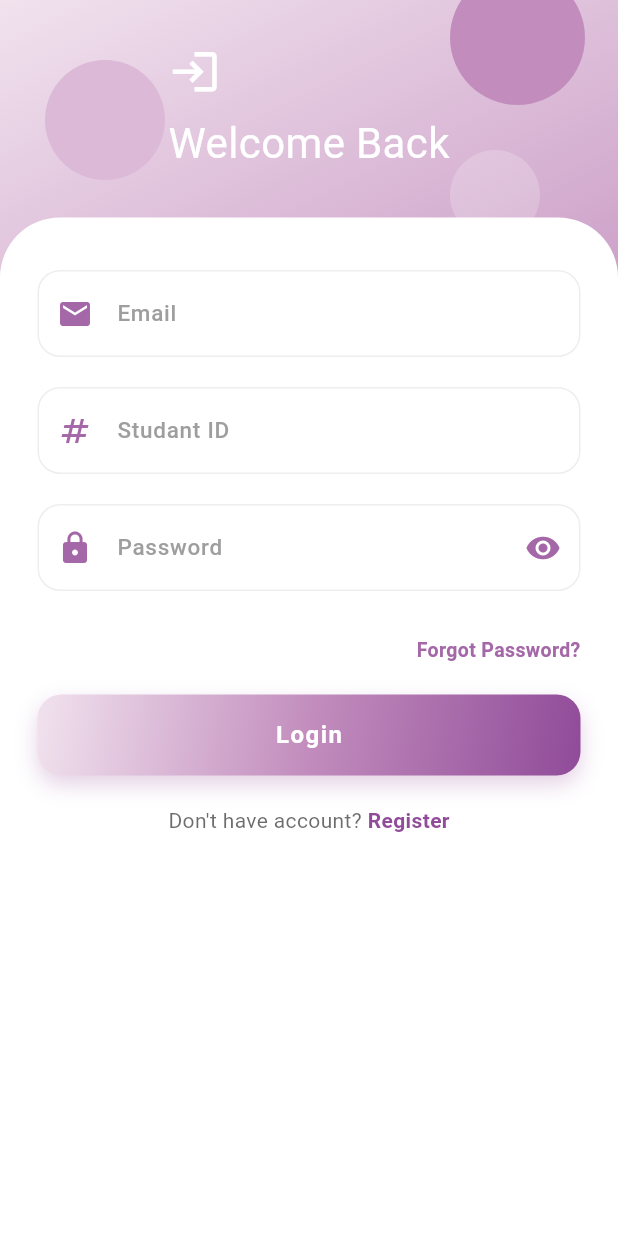
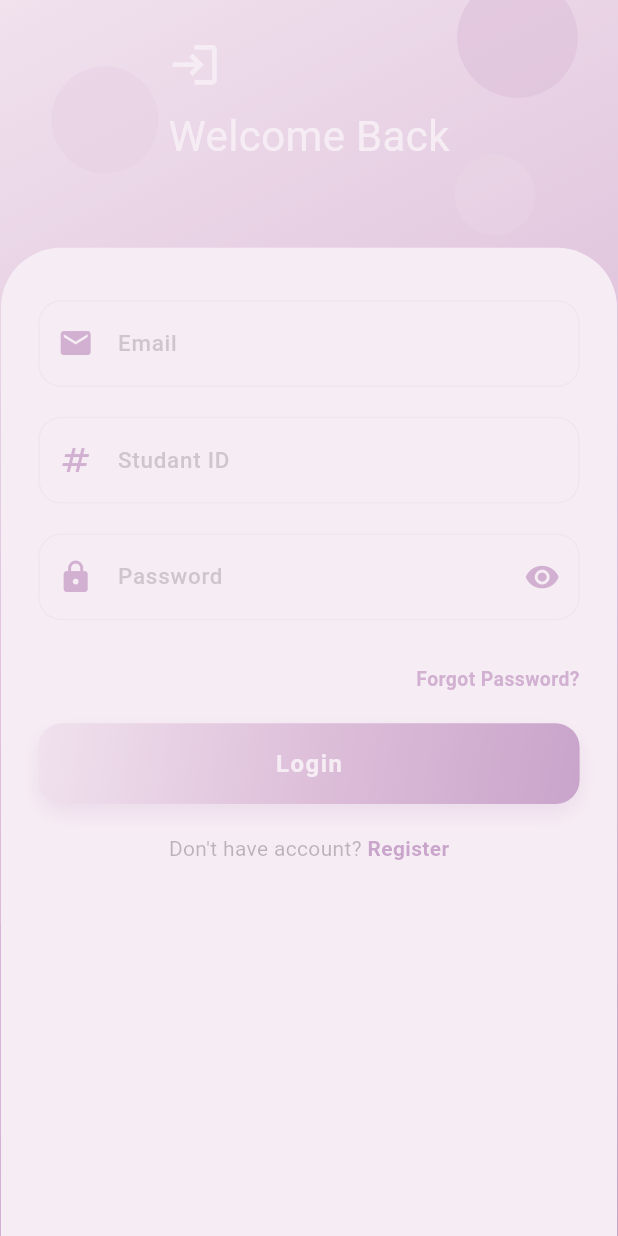
Before and after one commit to Lubaba333/Munawebti, a Flutter app: the screen it shows after launch, after a tap on "Sign in", on a phone screen of 412 x 824 dp. Run offline on Flutter 3.47's test engine with Material 3 defaults, Android fonts, the phone set to English and light mode, and no system bars; our stand-ins replace firebase_core, firebase_messaging, flutter_local_notifications, get, image_picker, shared_preferences; accounts and stored records are empty; network calls fail.

Commit message:
dormitory_attendance  and   emergency  and  housing compliation  and   requests  2222

```diff
--- a/lib/controllers/request_controller.dart
+++ b/lib/controllers/request_controller.dart
@@ -16,7 +16,7 @@ var isLoadingRooms = false.obs;
   var requests = <dynamic>[].obs;
   var rooms = <dynamic>[].obs;
   var roomStudents = <dynamic>[].obs;
-
+var initialLoading = true.obs;
   var currentRoom = Rxn<Map<String, dynamic>>();
   var currentStudentId = RxnInt();
 
@@ -164,8 +164,9 @@ var isLoadingRooms = false.obs;
       print("❌ Get Requests Error: $e");
       requests.value = [];
     } finally {
-      isLoading.value = false;
-    }
+  isLoading.value = false;
+  initialLoading.value = false;
+}
   }
 
   Future<void> createExitRequest(ExitPermissionRequest request) async {
--- a/lib/views/home_view.dart
+++ b/lib/views/home_view.dart
@@ -48,7 +48,7 @@ class _HomeViewState extends State<HomeView> with TickerProviderStateMixin {
 
     entryController = AnimationController(
       vsync: this,
-      duration: const Duration(milliseconds: 1200),
+      duration: const Duration(milliseconds: 1900),
     );
 
     _generateRandomOffsets(20);
--- a/lib/views/login.dart
+++ b/lib/views/login.dart
@@ -8,18 +8,89 @@ import '../widgets/custom_textfield.dart';
 import '../widgets/gradient_button.dart';
 import 'register_view.dart';
 
-class LoginView extends StatelessWidget {
+class LoginView extends StatefulWidget {
   LoginView({super.key});
 
+  @override
+  State<LoginView> createState() => _LoginViewState();
+}
+
+class _LoginViewState extends State<LoginView>
+    with SingleTickerProviderStateMixin {
   final AuthController controller = Get.put(AuthController());
 
   final emailController = TextEditingController();
   final passwordController = TextEditingController();
   final studantIdController = TextEditingController();
+
+  late AnimationController _animController;
+  late Animation<double> _fade;
+  late Animation<Offset> _headerSlide;
+  late Animation<Offset> _formSlide;
+  late Animation<double> _formScale;
+
+  @override
+  void initState() {
+    super.initState();
+
+    _animController = AnimationController(
+      vsync: this,
+      duration: const Duration(milliseconds: 1900),
+    );
+
+    _fade = CurvedAnimation(
+      parent: _animController,
+      curve: Curves.easeIn,
+    );
+
+    _headerSlide = Tween<Offset>(
+      begin: const Offset(0, -0.35),
+      end: Offset.zero,
+    ).animate(
+      CurvedAnimation(
+        parent: _animController,
+        curve: Curves.easeOutCubic,
+      ),
+    );
+
+    _formSlide = Tween<Offset>(
+      begin: const Offset(0, 0.35),
+      end: Offset.zero,
+    ).animate(
+      CurvedAnimation(
+        parent: _animController,
+        curve: Curves.easeOutCubic,
+      ),
+    );
+
+    _formScale = Tween<double>(
+      begin: 0.96,
+      end: 1,
+    ).animate(
+      CurvedAnimation(
+        parent: _animController,
+        curve: Curves.easeOutCubic,
+      ),
+    );
+
+    _animController.forward();
+  }
+
+  @override
+  void dispose() {
+    _animController.dispose();
+    emailController.dispose();
+    passwordController.dispose();
+    studantIdController.dispose();
+    super.dispose();
+  }
+
   @override
   Widget build(BuildContext context) {
     return Scaffold(
-      body: Container(
+      body: FadeTransition(
+        opacity: _fade,
+        child: Container(
           decoration: const BoxDecoration(
             gradient: AppColors.mainGradient,
           ),
@@ -30,12 +101,24 @@ class LoginView extends StatelessWidget {
               SafeArea(
                 child: Column(
                   children: [
-                  _header(),
-                  Expanded(child: _form()),
+                    SlideTransition(
+                      position: _headerSlide,
+                      child: _header(),
+                    ),
+                    Expanded(
+                      child: SlideTransition(
+                        position: _formSlide,
+                        child: ScaleTransition(
+                          scale: _formScale,
+                          child: _form(),
+                        ),
+                      ),
+                    ),
                   ],
                 ),
               ),
             ],
+          ),
         ),
       ),
     );
@@ -56,12 +139,24 @@ class LoginView extends StatelessWidget {
     return Positioned(
       top: top,
       left: left,
+      child: AnimatedBuilder(
+        animation: _animController,
+        builder: (context, child) {
+          return Transform.scale(
+            scale: 0.75 + (_animController.value * 0.25),
+            child: Opacity(
+              opacity: _animController.value,
+              child: child,
+            ),
+          );
+        },
         child: Container(
           width: size,
           height: size,
           decoration: BoxDecoration(
             shape: BoxShape.circle,
             color: color,
+          ),
         ),
       ),
     );
@@ -111,16 +206,13 @@ class LoginView extends StatelessWidget {
               isPassword: true,
             ),
 
-
             const SizedBox(height: 20),
 
-
-/// 🔑 Forgot Password
             Align(
               alignment: Alignment.centerRight,
               child: GestureDetector(
                 onTap: () {
-   Get.to(() => ResetPasswordView()); // 🔥 الانتقال
+                  Get.to(() => ResetPasswordView());
                 },
                 child: const Text(
                   "Forgot Password?",
@@ -132,11 +224,12 @@ Align(
                 ),
               ),
             ),
+
             const SizedBox(height: 20),
-          Obx(() => GradientButton(
-                text: controller.isLoading.value
-                    ? "Loading..."
-                    : "Login",
+
+            Obx(
+              () => GradientButton(
+                text: controller.isLoading.value ? "Loading..." : "Login",
                 onTap: () {
                   controller.login(
                     email: emailController.text,
@@ -144,7 +237,8 @@ const SizedBox(height: 20),
                     studantid: studantIdController.text,
                   );
                 },
-              )),
+              ),
+            ),
 
             const SizedBox(height: 20),
 
@@ -154,7 +248,7 @@ const SizedBox(height: 20),
                 const Text("Don't have account? "),
                 GestureDetector(
                   onTap: () {
-                  Get.to(() => RegisterView()); // 🔥 بدون Routes
+                    Get.to(() => RegisterView());
                   },
                   child: const Text(
                     "Register",
@@ -167,7 +261,8 @@ const SizedBox(height: 20),
               ],
             ),
           ],
-      ),),
+        ),
+      ),
     );
   }
 }
--- a/lib/views/sent_requests_tab.dart
+++ b/lib/views/sent_requests_tab.dart
@@ -16,8 +16,10 @@ class SentRequestsTab extends StatelessWidget {
 @override
 Widget build(BuildContext context) {
   return Obx(() {
-      if (controller.isLoading.value && controller.requests.isEmpty) {
-        return const Center(child: CircularProgressIndicator());
+    if (controller.initialLoading.value) {
+  return const Center(
+    child: CircularProgressIndicator(),
+  );
 }
 
     final myId = controller.currentStudentId.value;
--- a/lib/views/welcome_view.dart
+++ b/lib/views/welcome_view.dart
@@ -1,11 +1,9 @@
 import 'dart:ui';
 import 'package:flutter/material.dart';
 import 'package:get/get.dart';
-import 'package:get/get_core/src/get_main.dart';
 import 'package:studants/utlis/app_colors.dart';
 import 'package:studants/views/login.dart';
 import 'package:studants/views/register_view.dart';
-import 'package:studants/widgets/gradient_button.dart';
 
 class WelcomeView extends StatefulWidget {
   const WelcomeView({super.key});
@@ -43,7 +41,6 @@ class _WelcomeViewState extends State<WelcomeView>
       duration: const Duration(milliseconds: 1800),
     );
 
-    // 🎬 Animations
     _fade = CurvedAnimation(parent: _controller, curve: Curves.easeIn);
 
     _textSlide = Tween<Offset>(
@@ -86,12 +83,12 @@ Widget build(BuildContext context) {
         builder: (context, _) {
           return Stack(
             children: [
-            // 🌈 الخلفية
               Container(
                 decoration: BoxDecoration(
                   gradient: LinearGradient(
                     colors: [
-                    const Color.fromARGB(255, 236, 223, 234).withOpacity(0.95),
+                      const Color.fromARGB(255, 236, 223, 234)
+                          .withOpacity(0.95),
                       const Color.fromARGB(255, 210, 170, 206),
                       AppColors.deepPurple,
                     ],
@@ -109,11 +106,11 @@ Widget build(BuildContext context) {
                   children: [
                     const Spacer(),
 
-                  // ✨ Glass Card + animation يرجع يشتغل صح
                     Opacity(
                       opacity: _controller.value,
                       child: Transform.translate(
-                      offset: Offset(0, 40 * (1 - _controller.value)+45),
+                        offset:
+                            Offset(0, 40 * (1 - _controller.value) + 45),
                         child: Padding(
                           padding: const EdgeInsets.symmetric(horizontal: 24),
                           child: ClipRRect(
@@ -123,7 +120,6 @@ Widget build(BuildContext context) {
                                 sigmaX: 50,
                                 sigmaY: 100,
                               ),
-
                               child: Container(
                                 padding: const EdgeInsets.all(24),
                                 decoration: BoxDecoration(
@@ -136,10 +132,10 @@ Widget build(BuildContext context) {
                                 child: Column(
                                   crossAxisAlignment: CrossAxisAlignment.start,
                                   children: [
-                                    Text(
+                                    const Text(
                                       "Welcome to Studants App",
                                       style: TextStyle(
-                                        color: const Color.fromARGB(255, 255, 255, 255),
+                                        color: Colors.white,
                                         fontSize: 21,
                                         fontWeight: FontWeight.bold,
                                       ),
@@ -147,7 +143,6 @@ Widget build(BuildContext context) {
                                     const SizedBox(height: 10),
                                     Text(
                                       "A platform designed for students to access their services with ease.\nStay informed, manage your requests, and simplify your academic experience.\nEverything you need, all in one place.",
-
                                       style: TextStyle(
                                         color: Colors.white.withOpacity(0.8),
                                         fontSize: 15,
@@ -157,7 +152,6 @@ Widget build(BuildContext context) {
                                   ],
                                 ),
                               ),
-
                             ),
                           ),
                         ),
@@ -166,34 +160,35 @@ Widget build(BuildContext context) {
 
                     const Spacer(),
 
-                  // 🔘 Buttons animation رجعت واضحة
                     Opacity(
                       opacity: _controller.value,
                       child: Transform.translate(
                         offset: Offset(0, 60 * (1 - _controller.value)),
                         child: Padding(
                           padding: const EdgeInsets.all(24),
-                        child:Row(
+                          child: Row(
                             children: [
                               Expanded(
-      child: GradientButton(
+                                child: _GlassActionButton(
                                   text: 'Sign up',
+                                  icon: Icons.person_add_alt_1,
                                   onTap: () {
-          Get.to(() =>RegisterView());
+                                    Get.to(() => RegisterView());
                                   },
                                 ),
                               ),
-    const SizedBox(width: 12),
+                              const SizedBox(width: 14),
                               Expanded(
-      child: GradientButton(
+                                child: _GlassActionButton(
                                   text: 'Sign in',
+                                  icon: Icons.login_rounded,
                                   onTap: () {
                                     Get.to(() => LoginView());
                                   },
                                 ),
                               ),
                             ],
-)
+                          ),
                         ),
                       ),
                     ),
@@ -207,18 +202,25 @@ Widget build(BuildContext context) {
     );
   }
 
-  // 🌫️ waves
   List<Widget> _buildWaves() {
     return [
       Positioned(
         top: -120,
         right: -120,
-        child: _blurCircle(const Color.fromARGB(255, 255, 229, 250), 0.50, 400),
+        child: _blurCircle(
+          const Color.fromARGB(255, 255, 229, 250),
+          0.50,
+          400,
+        ),
       ),
       Positioned(
         bottom: -160,
         left: -160,
-        child: _blurCircle(const Color.fromARGB(255, 255, 251, 255), 0.2, 500),
+        child: _blurCircle(
+          const Color.fromARGB(255, 255, 251, 255),
+          0.2,
+          500,
+        ),
       ),
     ];
   }
@@ -239,7 +241,6 @@ Widget build(BuildContext context) {
     );
   }
 
-  // 🔵 spheres
   List<Widget> _buildSpheres(double w, double h) {
     return List.generate(5, (i) {
       return AnimatedBuilder(
@@ -271,6 +272,70 @@ Widget build(BuildContext context) {
       );
     });
   }
+}
 
+class _GlassActionButton extends StatelessWidget {
+  final String text;
+  final IconData icon;
+  final VoidCallback onTap;
 
+  const _GlassActionButton({
+    required this.text,
+    required this.icon,
+    required this.onTap,
+  });
+
+  @override
+  Widget build(BuildContext context) {
+    return ClipRRect(
+      borderRadius: BorderRadius.circular(28),
+      child: BackdropFilter(
+        filter: ImageFilter.blur(sigmaX: 18, sigmaY: 18),
+        child: InkWell(
+          onTap: onTap,
+          borderRadius: BorderRadius.circular(28),
+          child: Container(
+            height: 66,
+            decoration: BoxDecoration(
+              borderRadius: BorderRadius.circular(28),
+              gradient: LinearGradient(
+                colors: [
+                  Colors.white.withOpacity(0.48),
+                  AppColors.deepPurple.withOpacity(0.58),
+                ],
+                begin: Alignment.centerLeft,
+                end: Alignment.centerRight,
+              ),
+              border: Border.all(
+                color: Colors.white.withOpacity(0.35),
+              ),
+              boxShadow: [
+                BoxShadow(
+                  color: AppColors.deepPurple.withOpacity(0.28),
+                  blurRadius: 22,
+                  offset: const Offset(0, 10),
+                ),
+              ],
+            ),
+            child: Row(
+              mainAxisAlignment: MainAxisAlignment.center,
+              children: [
+                Icon(icon, color: Colors.white, size: 21),
+                const SizedBox(width: 8),
+                Text(
+                  text,
+                  style: const TextStyle(
+                    color: Colors.white,
+                    fontSize: 17,
+                    fontWeight: FontWeight.w800,
+                    letterSpacing: 0.4,
+                  ),
+                ),
+              ],
+            ),
+          ),
+        ),
+      ),
+    );
   }
+}
```
Lines whose indentation alone changed are shown as unchanged.
